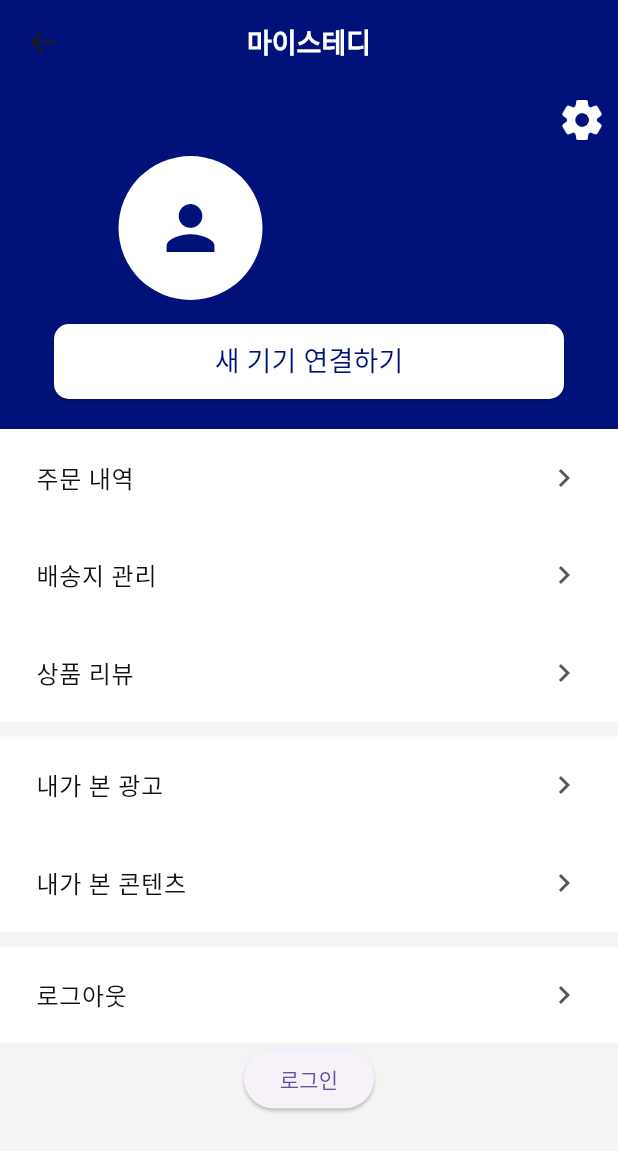
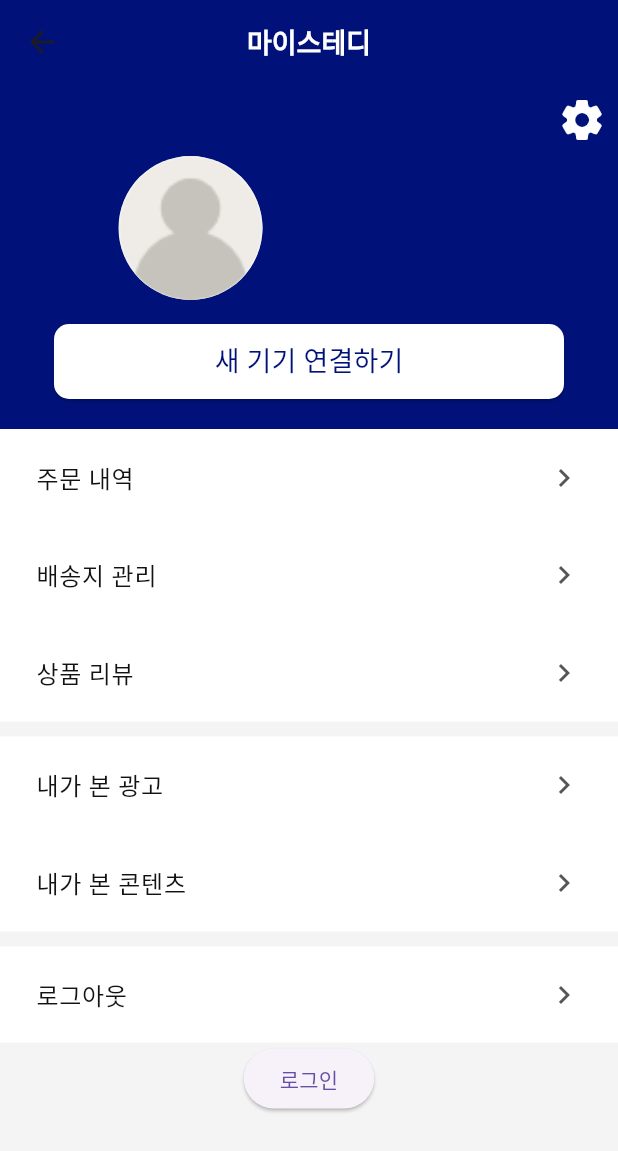
Before and after one commit to pedada6684/STA-D, a Flutter app: the MyStadScreen screen opened directly, on a phone screen of 412 x 824 dp. Shown: the top 1151 px of the screen. Run offline on Flutter 3.47's test engine with Material 3 defaults, Android fonts, the phone set to English and light mode, and no system bars; our stand-ins replace dio, firebase_auth, firebase_core, flutter_carousel_widget, flutter_secure_storage, google_sign_in and 1 more; missing offline and left inert: jwt_decode, qr_code_scanner; accounts and stored records are empty; network calls fail.

Commit message:
feat: 사용자 이미지 수정

```diff
--- a/stad/lib/screen/myStad/myStad_screen.dart
+++ b/stad/lib/screen/myStad/myStad_screen.dart
@@ -146,10 +146,7 @@ class UserInfoContainer extends StatelessWidget {
     return Consumer<UserProvider>(
       builder: (context, userProvider, child) {
         final userModel = userProvider.user;
-        print(userModel?.toJson());
-        print(userModel);
-        print(userModel);
-        print(userModel);
+
         return Container(
           height: 230,
           width: MediaQuery.of(context).size.width,
@@ -172,8 +169,10 @@ class UserInfoContainer extends StatelessWidget {
                         CircleAvatar(
                           backgroundColor: mainWhite,
                           radius: 48.0,
-                          child:
-                              Icon(Icons.person, color: mainNavy, size: 48.0),
+                          backgroundImage: userModel?.profilePicture != null
+                              ? NetworkImage(userModel.profilePicture!)
+                              : AssetImage('assets/image/default_profile.png')
+                                  as ImageProvider,
                         ),
                         Column(
                           crossAxisAlignment: CrossAxisAlignment.start,
--- a/stad/lib/screen/product/product_screen.dart
+++ b/stad/lib/screen/product/product_screen.dart
@@ -32,14 +32,14 @@ class _ProductScreenState extends State<ProductScreen>
     return Scaffold(
       appBar: CustomAppBar(
         title: '상품명임',
-        titleStyle: TextStyle(
+        titleStyle: const TextStyle(
             fontSize: 18, color: mainWhite, fontWeight: FontWeight.bold),
         showBackButton: true,
         tabController: _tabController,
       ),
       body: TabBarView(
         controller: _tabController,
-        children: [
+        children: const [
           ProductDetailScreen(),
           Center(child: Text('리뷰 내용')),
         ],
```
Also changed, not shown: stad/lib/screen/product/product_detail_screen.dart (+20 -20 lines).
